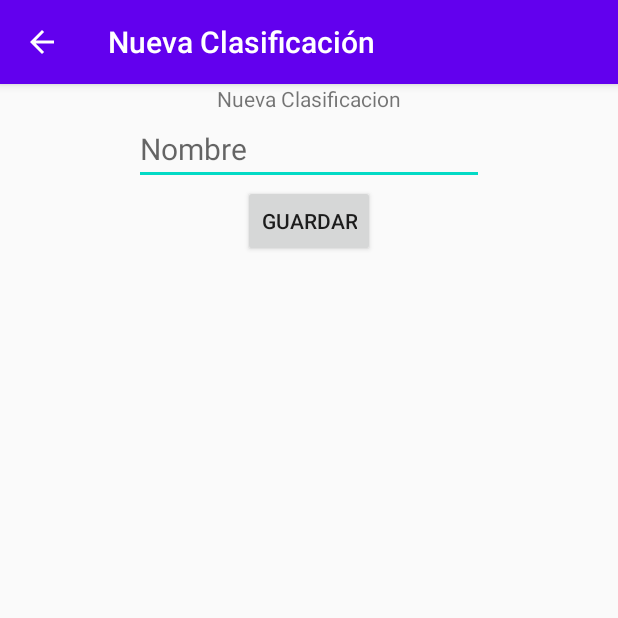
After one commit to Mickybrujo/Organizador, an Android app: the NuevaClasificacion screen opened directly, with no data from a screen before it, on a phone screen of 412 x 824 dp, the top half of it. The commit adds this screen. Run offline under Robolectric (Android 15) with nearby library versions, the phone set to English and light mode, and no system bars.

Commit message:
agrega clasficiaciones

```diff
--- /dev/null
+++ b/Organizador/app/src/main/java/com/cdp/organizador/NuevaClasificacion.java
@@ -0,0 +1,37 @@
+package com.cdp.organizador;
+
+import android.os.Bundle;
+import android.view.View;
+import android.widget.TextView;
+import android.widget.Toast;
+
+import androidx.appcompat.app.AppCompatActivity;
+
+import com.cdp.organizador.db.DbClasificacion;
+
+public class NuevaClasificacion extends AppCompatActivity {
+
+    @Override
+    protected void onCreate(Bundle savedInstanceState) {
+        super.onCreate(savedInstanceState);
+        setContentView(R.layout.activity_nueva_clasificacion);
+        setTitle("Nueva Clasificación");
+    }
+
+    public void onSaveClick(View view){
+        TextView t =  (TextView)findViewById(R.id.valor_nueva_clasificacion);
+        String text = t.getText().toString();
+        if(text.isEmpty()){
+            Toast.makeText(this, "Clasificacion no valida", Toast.LENGTH_SHORT).show();
+        }else{
+            DbClasificacion db  = new DbClasificacion(this.getApplicationContext());
+            long id = db.insertarClasificacion(text);
+            if (id > 0) {
+                Toast.makeText(this, "REGISTRO GUARDADO", Toast.LENGTH_LONG).show();
+                onBackPressed();
+            } else {
+                Toast.makeText(this, "ERROR AL GUARDAR REGISTRO", Toast.LENGTH_LONG).show();
+            }
+        }
+    }
+}
--- a/Organizador/app/src/main/java/com/cdp/organizador/db/DbTareas.java
+++ b/Organizador/app/src/main/java/com/cdp/organizador/db/DbTareas.java
@@ -33,6 +33,7 @@ public class DbTareas extends DbHelper {
             values.put("descripcion", descripcion);
             values.put("fecha", fecha);
             values.put("hora", hora);
+            values.put("hora", hora);
 
             id = db.insert(TABLE_Tareas, null, values);
         } catch (Exception ex) {
@@ -59,6 +60,7 @@ public class DbTareas extends DbHelper {
                 tarea.setId(cursorTareas.getInt(0));
                 tarea.setTitulo(cursorTareas.getString(1));
                 tarea.setDescripcion(cursorTareas.getString(2));
+
                 listaTareas.add(tarea);
             } while (cursorTareas.moveToNext());
         }
--- /dev/null
+++ b/Organizador/app/src/main/res/layout/activity_nueva_clasificacion.xml
@@ -0,0 +1,45 @@
+<?xml version="1.0" encoding="utf-8"?>
+<androidx.constraintlayout.widget.ConstraintLayout xmlns:android="http://schemas.android.com/apk/res/android"
+    xmlns:app="http://schemas.android.com/apk/res-auto"
+    xmlns:tools="http://schemas.android.com/tools"
+    android:id="@+id/nueva_clasificacion"
+    android:layout_width="match_parent"
+    android:layout_height="match_parent"
+    tools:context=".NuevaClasificacion">
+
+
+    <TextView
+        android:id="@+id/titulo_nueva_clasificacion"
+        android:layout_width="wrap_content"
+        android:layout_height="wrap_content"
+        android:text="Nueva Clasificacion"
+
+        app:layout_constraintEnd_toEndOf="parent"
+        app:layout_constraintStart_toStartOf="parent"
+        app:layout_constraintTop_toTopOf="parent" />
+
+
+    <EditText
+        android:id="@+id/valor_nueva_clasificacion"
+        android:layout_width="wrap_content"
+        android:layout_height="wrap_content"
+        android:ems="10"
+        android:hint="Nombre"
+        android:inputType="text"
+        android:textSize="20sp"
+        app:layout_constraintEnd_toEndOf="parent"
+        app:layout_constraintStart_toStartOf="parent"
+        app:layout_constraintTop_toBottomOf="@+id/titulo_nueva_clasificacion" />
+
+    <Button
+        android:id="@+id/button_nueva_clasificacion"
+        android:layout_width="wrap_content"
+        android:layout_height="wrap_content"
+        android:onClick="onSaveClick"
+        android:text="Guardar"
+        app:layout_constraintEnd_toEndOf="parent"
+        app:layout_constraintStart_toStartOf="parent"
+        app:layout_constraintTop_toBottomOf="@+id/valor_nueva_clasificacion" />
+
+
+</androidx.constraintlayout.widget.ConstraintLayout>
```
Also changed, not shown: Organizador/app/src/main/AndroidManifest.xml (+18 -0 lines), Organizador/app/src/main/java/com/cdp/organizador/ListaClasificacionesActivity.java (added, +34 -0 lines), Organizador/app/src/main/java/com/cdp/organizador/MainActivity.java (+14 -7 lines), Organizador/app/src/main/java/com/cdp/organizador/adaptadores/ListaClasificacionAdapter.java (added, +63 -0 lines), Organizador/app/src/main/java/com/cdp/organizador/db/DbClasificacion.java (+9 -12 lines), Organizador/app/src/main/java/com/cdp/organizador/db/DbHelper.java (+15 -8 lines), Organizador/app/src/main/res/layout/lista_item_clasificacion.xml (added, +34 -0 lines), Organizador/app/src/main/res/menu/menu_principal.xml (+8 -0 lines), 1 other file.
